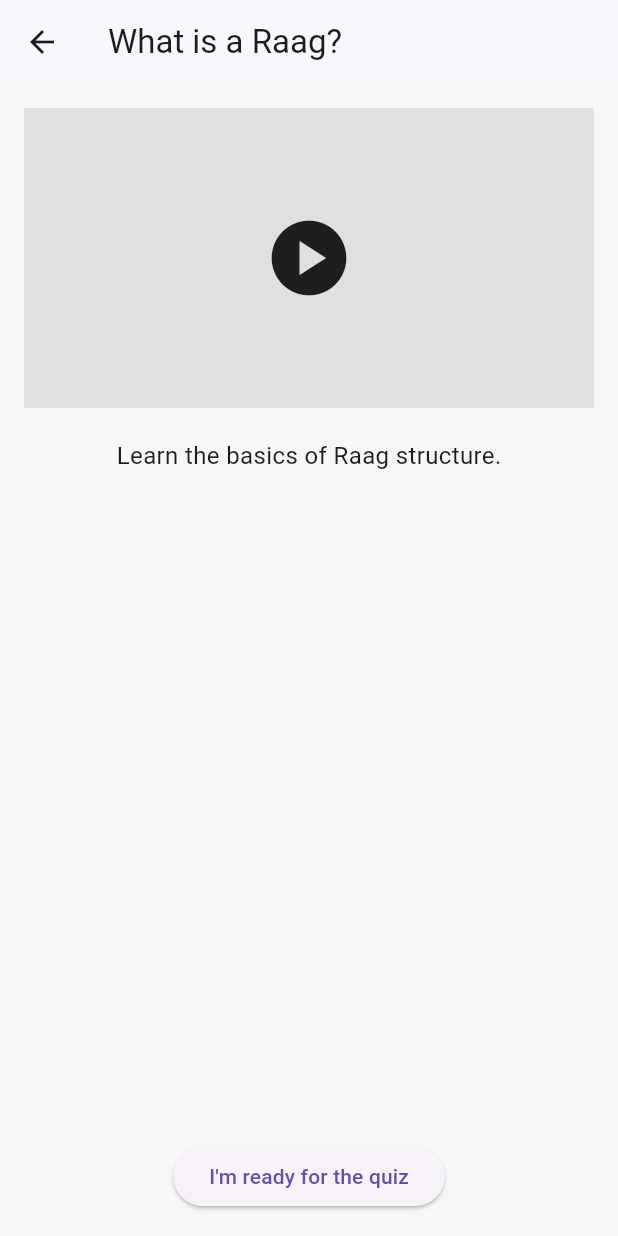
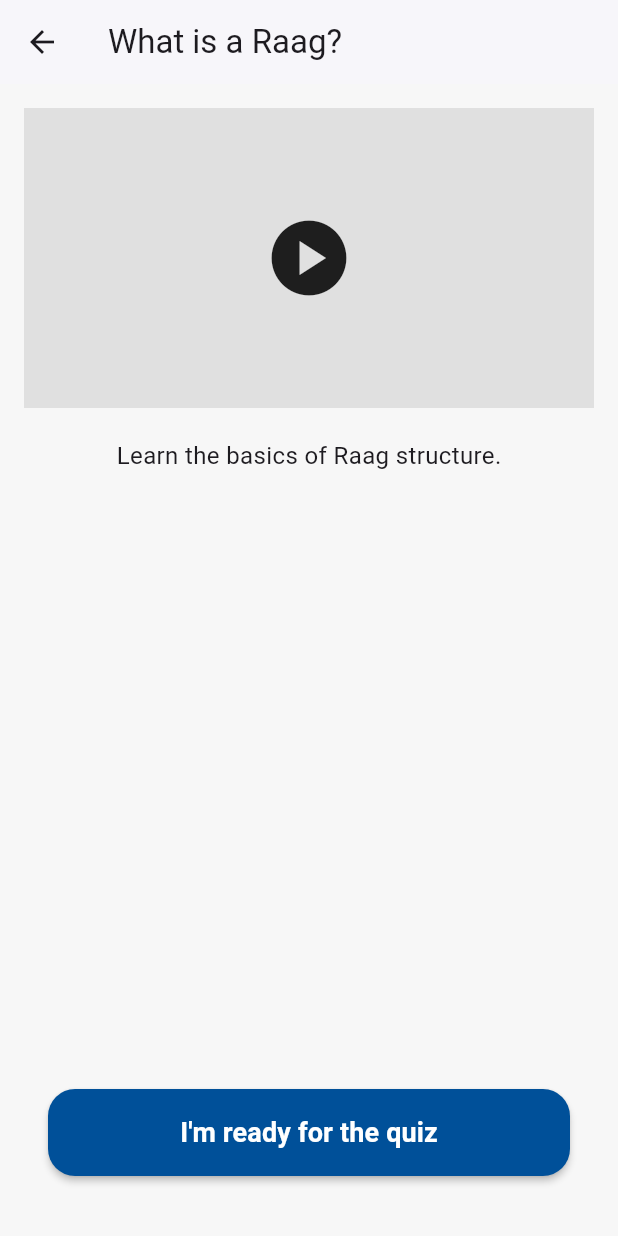
Before and after one commit to akaur825/gurlingo, a Flutter app: the RaagLessonsScreen screen opened directly, after a tap on "What is a Raag?", on a phone screen of 412 x 824 dp. Run offline on Flutter 3.47's test engine with Material 3 defaults, Android fonts, the phone set to English and light mode, and no system bars; our stand-ins replace shared_preferences; accounts and stored records are empty.

Commit message:
fixes with the quiz - now it shows up!!

```diff
--- a/lib/models/question.dart
+++ b/lib/models/question.dart
@@ -2,15 +2,17 @@ class Question {
   final String prompt;
   final List<String> options;
   final dynamic answer; // int for index, bool for true/false
-  final String type;    // "identify", "true-false", "audio"
-  final String? audioPath;
+  final String type;    // "text", "audio_question", "audio_options"
+  final String? audioPath; // Used when the question prompt has audio
+  final List<String>? optionAudioPaths; // 👇 Added: Used when answer choices are audio
 
   Question({
     required this.prompt,
     required this.options,
     required this.answer,
-    this.type = "identify",
+    this.type = "text", // Default to simple text multiple-choice
     this.audioPath,
+    this.optionAudioPaths,
   });
 }
 
--- a/lib/screens/lesson_player_screen.dart
+++ b/lib/screens/lesson_player_screen.dart
@@ -2,21 +2,21 @@
 //either the Sur or Raag list, they are sent here.
 //This screen acts like a slideshow that moves
 //through 3 phases:
-//     Phase 1 (Video): It shows a video player/placeholder
-//     explaining the musical concept.
-//     Phase 2 (Quiz): It automatically swaps out the video
-//     and loads a quiz related to that specific lesson.
-//     Phase 3 (Finished): It shows a completion screen
-//     with a green checkmark or red "X", tells you your
-//     score, updates your user profile with XP points,
-//     saves it to the phone's memory, and gives you a
-//     "Back" button to return to the list.
+//    Phase 1 (Video): It shows a video player/placeholder
+//    explaining the musical concept.
+//    Phase 2 (Quiz): It automatically swaps out the video
+//    and loads a quiz related to that specific lesson.
+//    Phase 3 (Finished): It shows a completion screen
+//    with a green checkmark or red "X", tells you your
+//    score, updates your user profile with XP points,
+//    saves it to the phone's memory, and gives you a
+//    "Back" button to return to the list.
+import '../data/quiz_data.dart';
 import 'package:flutter/material.dart';
 import '../models/question.dart';
 import '../widgets/quiz_widget.dart';
 import '../widgets/video_placeholder.dart';
 import '../services/app_state.dart';
-import '../models/user_progress.dart';
 
 enum LessonPhase { video, quiz, finished }
 
@@ -38,7 +38,7 @@ class _LessonPlayerState extends State<LessonPlayer> {
   LessonPhase phase = LessonPhase.video;
   int score = 0;
 
-  // FIX: Unified lesson completion logic that pushes to permanent storage layers
+  // Unified lesson completion logic that pushes to permanent storage layers
   void _finishLesson(int finalScore) async {
     setState(() {
       score = finalScore;
@@ -64,7 +64,7 @@ class _LessonPlayerState extends State<LessonPlayer> {
       // Calculate XP added to profile mapping
       int xpGained = finalScore * 10;
 
-      // FIX: Updates local runtime values AND saves data down to SharedPreferences
+      // Updates local runtime values AND saves data down to SharedPreferences
       await AppState.addXpAndSave(xpGained);
     }
 
@@ -100,6 +100,9 @@ class _LessonPlayerState extends State<LessonPlayer> {
   }
 
   Widget _buildBody() {
+    // 👇 FIXED: Changed split('_') to split('-') to correctly read your IDs like 'sur-1'
+    final int lessonLevel = int.tryParse(widget.lesson.id.split('-').last) ?? 1;
+
     switch (phase) {
       case LessonPhase.video:
         return VideoPlaceholder(
@@ -112,15 +115,29 @@ class _LessonPlayerState extends State<LessonPlayer> {
         );
 
       case LessonPhase.quiz:
+        final String formattedType = widget.lessonType.toLowerCase() == 'sur' ? 'Sur' : 'Raag';
+
+        final quizQuestions = QuizData.getQuestions(formattedType, lessonLevel);
+
+        if (quizQuestions.isEmpty) {
+          return Center(
+            child: Text(
+              "No quiz questions found for $formattedType Level $lessonLevel!",
+              style: const TextStyle(fontSize: 16, color: Colors.red),
+            ),
+          );
+        }
+
         return QuizWidget(
-          questions: widget.lesson.questions,
+          questions: quizQuestions,
           onComplete: (passed, finalScore) {
             _finishLesson(finalScore);
           },
         );
 
       case LessonPhase.finished:
-        final totalQuestions = widget.lesson.questions.length;
+        final String formattedType = widget.lessonType.toLowerCase() == 'sur' ? 'Sur' : 'Raag';
+        final totalQuestions = QuizData.getQuestions(formattedType, lessonLevel).length;
         final passed = totalQuestions > 0 ? score >= (totalQuestions * 0.7).ceil() : true;
 
         return Center(
--- a/lib/widgets/video_placeholder.dart
+++ b/lib/widgets/video_placeholder.dart
@@ -23,9 +23,32 @@ class VideoPlaceholder extends StatelessWidget {
         const SizedBox(height: 20),
         Text(description, style: const TextStyle(fontSize: 16)),
         const Spacer(),
-        ElevatedButton(
-          onPressed: onContinue,
-          child: const Text("I'm ready for the quiz"),
+
+        // 👇 UPDATED BUTTON WITH THE NEW STYLING AND PADDING
+        Padding(
+          padding: const EdgeInsets.symmetric(horizontal: 16.0, vertical: 24.0),
+          child: SizedBox(
+            width: double.infinity, // This makes the button comfortably wide
+            child: ElevatedButton(
+              style: ElevatedButton.styleFrom(
+                backgroundColor: const Color(0xFF005099), // Brand Blue
+                foregroundColor: Colors.white,            // White Text
+                padding: const EdgeInsets.symmetric(vertical: 16), // Thicker button
+                shape: RoundedRectangleBorder(
+                  borderRadius: BorderRadius.circular(18), // Smooth corners
+                ),
+                elevation: 2,
+              ),
+              onPressed: onContinue,
+              child: const Text(
+                "I'm ready for the quiz",
+                style: TextStyle(
+                  fontSize: 18,
+                  fontWeight: FontWeight.bold,
+                ),
+              ),
+            ),
+          ),
         ),
       ],
     );
```
Also changed, not shown: lib/data/quiz_data.dart (+29 -4 lines), lib/widgets/quiz_widget.dart (+99 -15 lines).
